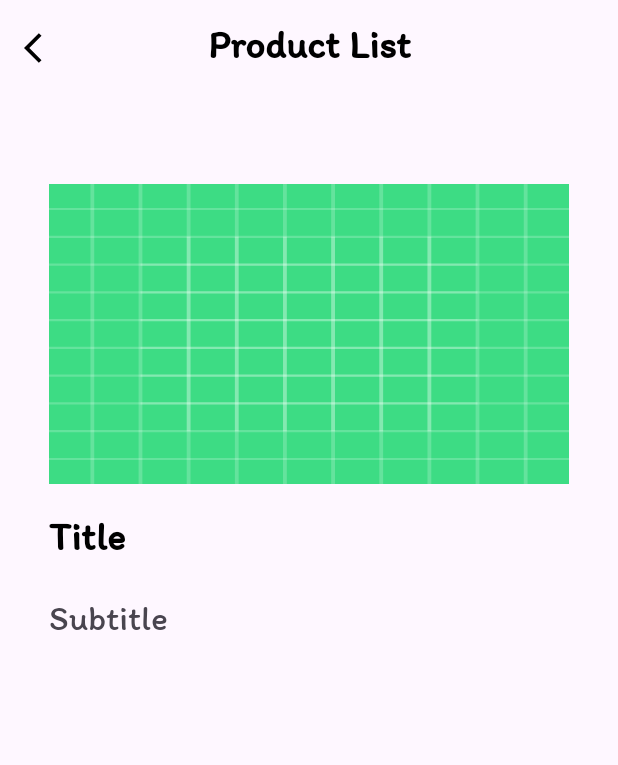
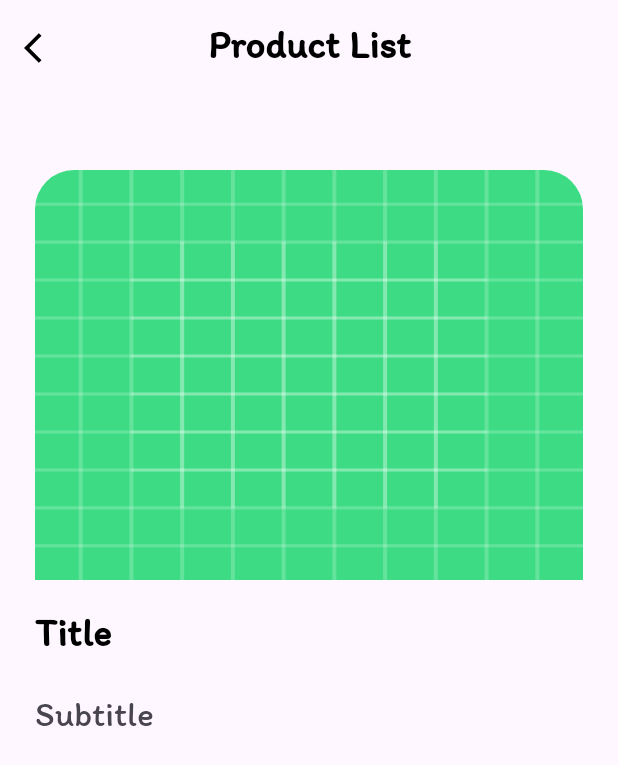
Before and after one commit to GirishEtech/Demo-App, an Android app: the fragment FragmentDetail placed in its activity, on a phone screen of 412 x 824 dp. Shown: the top 765 px of the screen. Run offline under Robolectric (Android 15) with nearby library versions, the phone set to English and light mode, and no system bars; our stand-ins replace Dagger/Hilt's generated code, sdp/ssp sizes; network calls fail; pictures from the network do not load; 5 statements that could not run were skipped.

Commit message:
All Task Are Done

```diff
--- a/app/src/main/res/drawable/bg_details_image.xml
+++ b/app/src/main/res/drawable/bg_details_image.xml
@@ -2,6 +2,8 @@
 <layer-list xmlns:android="http://schemas.android.com/apk/res/android">
     <item>
         <shape android:shape="rectangle">
+            <solid android:color="@color/white"
+                />
             <corners android:topLeftRadius="@dimen/_20sdp" android:topRightRadius="@dimen/_20sdp" />
         </shape>
     </item>
--- a/app/src/main/res/layout/fragment_product_detail.xml
+++ b/app/src/main/res/layout/fragment_product_detail.xml
@@ -9,7 +9,7 @@
     <LinearLayout
         android:layout_width="match_parent"
         android:layout_height="match_parent"
-        android:layout_margin="@dimen/_25sdp"
+        android:layout_margin="@dimen/_18ssp"
         android:layout_marginTop="@dimen/_5sdp"
         android:orientation="vertical"
         app:layout_constraintBottom_toBottomOf="parent"
@@ -19,16 +19,15 @@
 
         <androidx.appcompat.widget.LinearLayoutCompat
             android:layout_width="match_parent"
-            android:layout_height="200dp"
-            android:layout_gravity="center"
-            android:background="@drawable/bg_details_image">
+            android:layout_height="@dimen/_210sdp"
+            android:layout_gravity="center">
 
-            <ImageView
+            <com.google.android.material.imageview.ShapeableImageView
                 android:id="@+id/productImageDetail"
                 android:layout_width="match_parent"
                 android:layout_height="match_parent"
-                android:background="@drawable/bg_details_image"
                 android:scaleType="fitXY"
+                app:shapeAppearanceOverlay="@style/roundImageCorner"
                 android:src="@drawable/ic_launcher_background" />
 
         </androidx.appcompat.widget.LinearLayoutCompat>
--- a/app/src/main/res/values/themes.xml
+++ b/app/src/main/res/values/themes.xml
@@ -12,4 +12,9 @@
         <item name="android:textStyle">bold</item>
         <item name="android:textColor">@color/black</item>
     </style>
+
+    <style name="roundImageCorner">
+        <item name="cornerSizeTopLeft">@dimen/_20ssp</item>
+        <item name="cornerSizeTopRight">@dimen/_20ssp</item>
+    </style>
 </resources>
```
